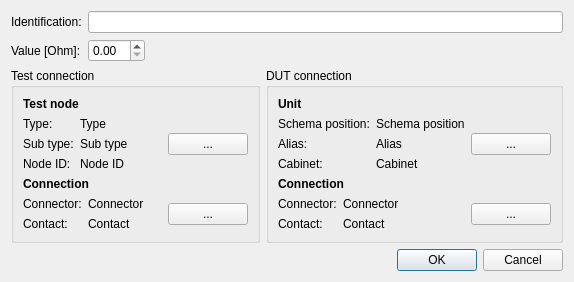
This is src/mdttools/mdttesttool/mdtTtTestLinkDialog.ui in scandyna/multidiagtools as Qt 5 draws it before an edit. The edited form follows.
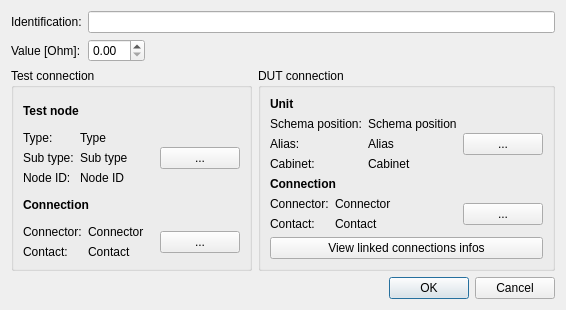
This is the edited form.

What changed in the file:
```diff
--- a/src/mdttools/mdttesttool/mdtTtTestLinkDialog.ui
+++ b/src/mdttools/mdttesttool/mdtTtTestLinkDialog.ui
@@ -6,8 +6,8 @@
    <rect>
     <x>0</x>
     <y>0</y>
-    <width>574</width>
-    <height>273</height>
+    <width>566</width>
+    <height>301</height>
    </rect>
   </property>
   <property name="windowTitle">
@@ -368,6 +368,13 @@
           </item>
          </layout>
         </item>
+        <item>
+         <widget class="QPushButton" name="pbLinkedConnectionsInfo">
+          <property name="text">
+           <string>View linked connections infos</string>
+          </property>
+         </widget>
+        </item>
        </layout>
       </widget>
      </item>
```
